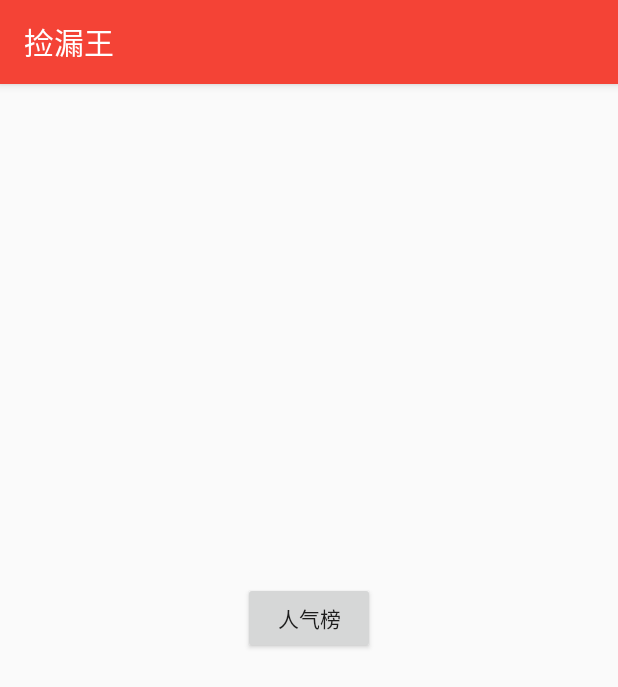
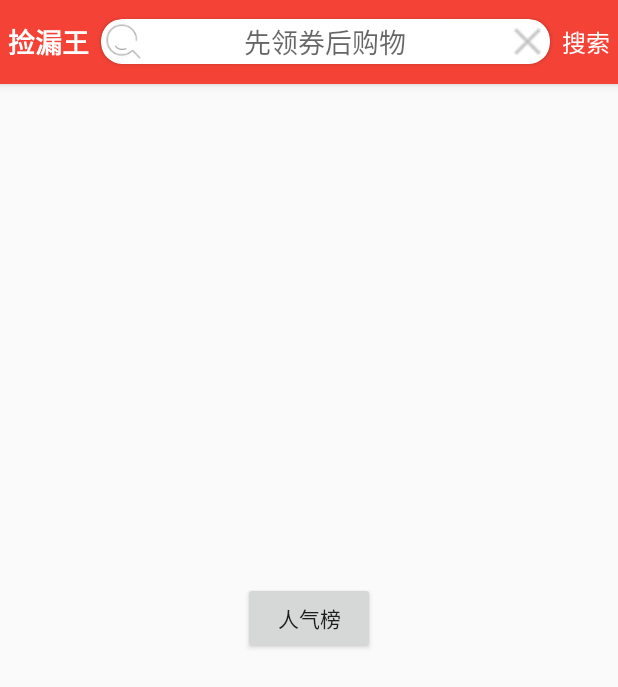
Before and after one commit to xzlyf/SmartCoupon, an Android app: the screen it shows after launch (MainActivity), on a phone screen of 412 x 824 dp. Shown: the top 687 px of the screen. Run offline under Robolectric (Android 15) with nearby library versions, the phone set to English and light mode, and no system bars; libraries missing offline, so code that uses them is left out: com.orhanobut.logger; 1 statement that could not run was skipped.

Commit message:
自定义布局设计完成

```diff
--- a/app/src/main/java/publi/xz/com/smartcoupon/ui/MainActivity.java
+++ b/app/src/main/java/publi/xz/com/smartcoupon/ui/MainActivity.java
@@ -20,8 +20,6 @@ public class MainActivity extends BaseActivity implements View.OnClickListener{
 
     @Override
     public void init_Data() {
-        Toolbar toolbar = findViewById(R.id.activity_main_toolbar);
-        setSupportActionBar(toolbar);
         findID();
     }
 
--- a/app/src/main/java/publi/xz/com/smartcoupon/ui/custom/SearchView.java
+++ b/app/src/main/java/publi/xz/com/smartcoupon/ui/custom/SearchBar.java
@@ -1,15 +1,14 @@
 package publi.xz.com.smartcoupon.ui.custom;
 
 import android.content.Context;
-import android.text.Layout;
 import android.view.LayoutInflater;
 import android.widget.LinearLayout;
 
 import publi.xz.com.smartcoupon.R;
 
-public class SearchView extends LinearLayout {
-    public SearchView(Context context) {
+public class SearchBar extends LinearLayout {
+    public SearchBar(Context context) {
         super(context);
-        LayoutInflater.from(context).inflate(R.layout.item_search,null);
+        LayoutInflater.from(context).inflate(R.layout.custom_main_bar,null);
     }
 }
--- a/app/src/main/res/layout/activity_main.xml
+++ b/app/src/main/res/layout/activity_main.xml
@@ -10,15 +10,7 @@
     <android.support.design.widget.AppBarLayout
         android:layout_width="match_parent"
         android:layout_height="wrap_content">
-        <android.support.v7.widget.Toolbar
-            android:layout_width="match_parent"
-            android:layout_height="?attr/actionBarSize"
-            android:id="@+id/activity_main_toolbar"
-            android:background="?attr/colorPrimary"
-            app:titleTextAppearance="@style/Toolbar.Title"
-            app:title="@string/app_name_zh"
-            >
-        </android.support.v7.widget.Toolbar>
+        <include layout="@layout/custom_main_bar"/>
     </android.support.design.widget.AppBarLayout>
     <Button
         android:id="@+id/test"
--- /dev/null
+++ b/app/src/main/res/layout/custom_main_bar.xml
@@ -0,0 +1,64 @@
+<?xml version="1.0" encoding="utf-8"?>
+<LinearLayout xmlns:android="http://schemas.android.com/apk/res/android"
+    xmlns:app="http://schemas.android.com/apk/res-auto"
+    android:layout_width="match_parent"
+    android:layout_height="?attr/actionBarSize"
+    android:background="?attr/colorPrimary"
+    android:orientation="horizontal"
+    android:padding="5dp"
+    app:cardCornerRadius="5dp">
+
+    <TextView
+        android:layout_width="wrap_content"
+        android:layout_height="wrap_content"
+        android:layout_gravity="center_vertical"
+        android:text="@string/app_name_zh"
+        android:textColor="@color/white"
+        android:textSize="18sp"
+        android:textStyle="bold" />
+
+    <android.support.v7.widget.CardView
+        android:layout_width="0dp"
+        android:layout_height="wrap_content"
+        android:layout_gravity="center"
+        android:layout_marginLeft="8dp"
+        android:layout_marginRight="8dp"
+        android:layout_weight="1"
+        app:cardCornerRadius="14dp">
+
+        <LinearLayout
+            android:layout_width="match_parent"
+            android:layout_height="wrap_content"
+            android:orientation="horizontal">
+
+            <ImageView
+                android:layout_width="30dp"
+                android:layout_height="30dp"
+                android:src="@mipmap/seaerch" />
+
+            <EditText
+                android:layout_width="0dp"
+                android:layout_height="match_parent"
+                android:layout_weight="1"
+                android:background="@null"
+                android:gravity="center"
+                android:hint="先领券后购物"
+                android:textColor="@color/secondary_text"/>
+
+            <ImageView
+                android:layout_width="30dp"
+                android:layout_height="30dp"
+                android:src="@mipmap/delete" />
+
+        </LinearLayout>
+    </android.support.v7.widget.CardView>
+
+    <TextView
+        android:layout_width="wrap_content"
+        android:layout_height="wrap_content"
+        android:layout_gravity="center_vertical"
+        android:text="搜索"
+        android:textColor="@color/white"
+        android:textSize="16sp" />
+
+</LinearLayout>
--- a/app/src/main/res/layout/item_search.xml
+++ /dev/null
@@ -1,33 +0,0 @@
-<?xml version="1.0" encoding="utf-8"?>
-<android.support.v7.widget.CardView xmlns:android="http://schemas.android.com/apk/res/android"
-    xmlns:app="http://schemas.android.com/apk/res-auto"
-    android:layout_width="match_parent"
-    android:layout_height="wrap_content"
-    app:cardCornerRadius="5dp">
-
-    <LinearLayout
-        android:layout_width="match_parent"
-        android:layout_height="wrap_content"
-        android:orientation="horizontal">
-
-        <!--<ImageView-->
-            <!--android:layout_width="30dp"-->
-            <!--android:layout_height="30dp"-->
-            <!--android:src="@drawable/search" />-->
-
-        <EditText
-            android:layout_width="0dp"
-            android:layout_height="wrap_content"
-            android:layout_weight="1"
-            android:background="@null"
-            android:gravity="center"
-            android:hint="先领券后购物" />
-
-        <!--<ImageView-->
-            <!--android:layout_width="30dp"-->
-            <!--android:layout_height="30dp"-->
-            <!--android:src="@drawable/delete" />-->
-
-    </LinearLayout>
-
-</android.support.v7.widget.CardView>
```
Also changed, not shown: app/src/main/res/drawable-v24/delete.png (deleted), app/src/main/res/mipmap-xhdpi/delete.png (added), app/src/main/res/mipmap-xhdpi/seaerch.png (renamed from app/src/main/res/drawable-v24/search.png).
